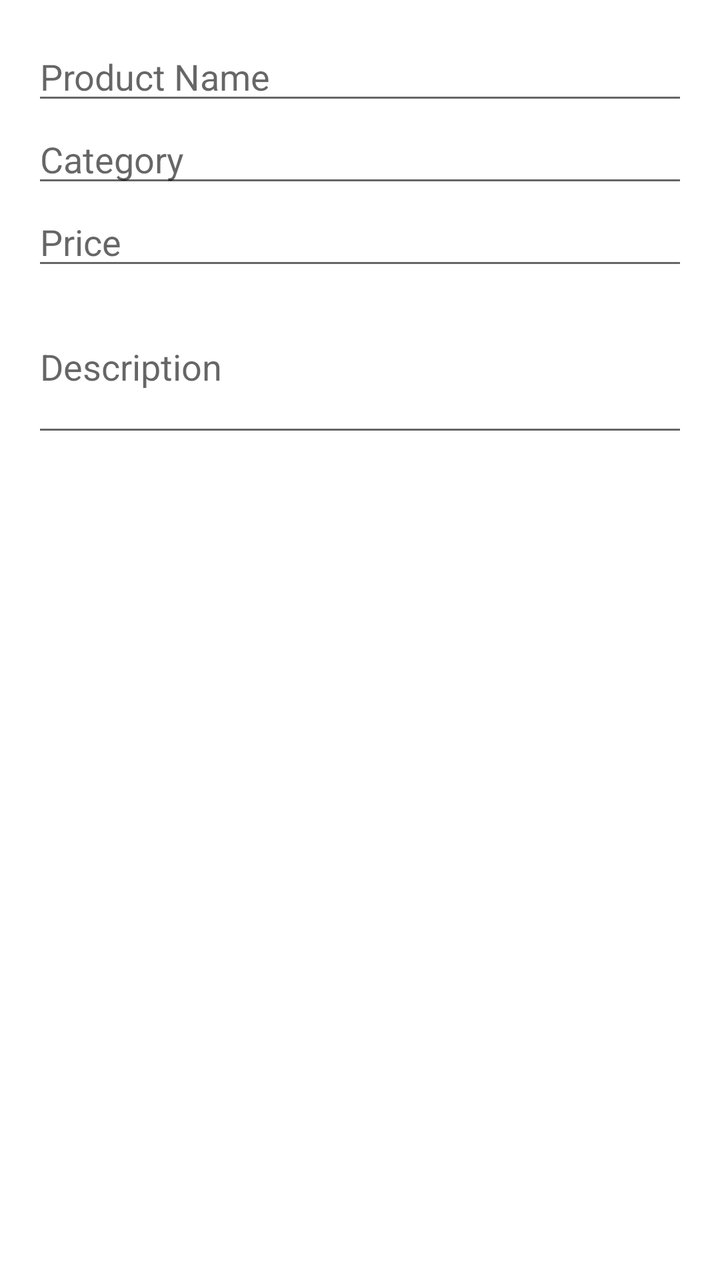
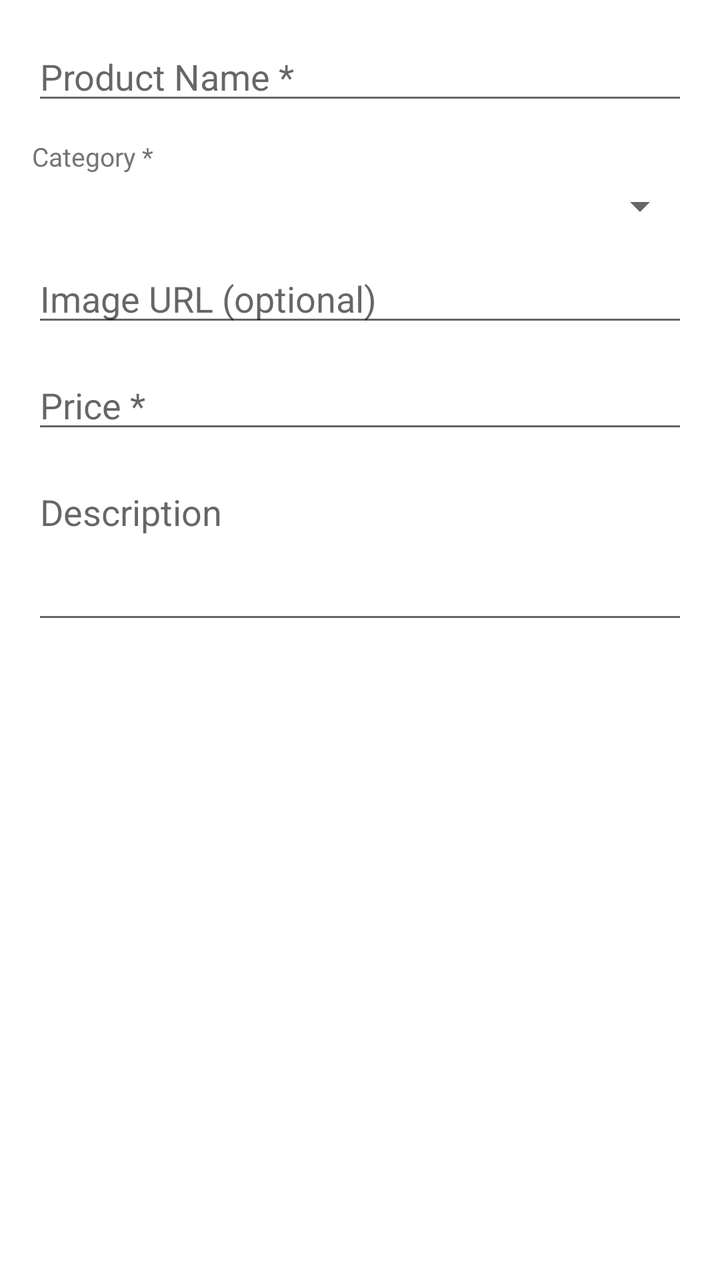

Compare the two renders of this Android layout. The source of the first and the diff that turns it into the second are given below.
<!-- AndroidManifest.xml: application theme Theme.Stylica -->
<!-- res/layout/dialog_add_product.xml -->
<?xml version="1.0" encoding="utf-8"?>
<LinearLayout xmlns:android="http://schemas.android.com/apk/res/android"
    android:layout_width="match_parent"
    android:layout_height="wrap_content"
    android:orientation="vertical"
    android:padding="16dp">

    <EditText
        android:id="@+id/editTextProductName"
        android:layout_width="match_parent"
        android:layout_height="wrap_content"
        android:hint="Product Name" />

    <EditText
        android:id="@+id/editTextProductCategory"
        android:layout_width="match_parent"
        android:layout_height="wrap_content"
        android:hint="Category" />

    <EditText
        android:id="@+id/editTextProductPrice"
        android:layout_width="match_parent"
        android:layout_height="wrap_content"
        android:hint="Price"
        android:inputType="numberDecimal" />

    <EditText
        android:id="@+id/editTextProductDescription"
        android:layout_width="match_parent"
        android:layout_height="wrap_content"
        android:hint="Description"
        android:minLines="3" />

</LinearLayout>
<!-- resources referenced by this layout -->
<resources>
  <style name="Theme.Stylica" parent="Theme.MaterialComponents.Light.DarkActionBar">
          <item name="colorPrimary">@color/primary</item>
          <item name="colorPrimaryVariant">@color/primary_dark</item>
          <item name="colorOnPrimary">@color/white</item>
          <item name="colorSecondary">@color/accent</item>
          <item name="colorSecondaryVariant">@color/accent</item>
          <item name="colorOnSecondary">@color/white</item>
          <item name="android:statusBarColor">?attr/colorPrimaryVariant</item>
      </style>
  <color name="primary">#FFC107</color>
  <color name="primary_dark">#FFA000</color>
  <color name="white">#FFFFFFFF</color>
  <color name="accent">#795548</color>
</resources>

<!-- the commit's change to res/layout/dialog_add_product.xml (unified diff, before → after) -->
@@ -9,26 +9,48 @@
         android:id="@+id/editTextProductName"
         android:layout_width="match_parent"
         android:layout_height="wrap_content"
-        android:hint="Product Name" />
+        android:hint="Product Name *"
+        android:inputType="textCapWords"
+        android:layout_marginBottom="12dp" />
+
+    <TextView
+        android:layout_width="wrap_content"
+        android:layout_height="wrap_content"
+        android:text="Category *"
+        android:textSize="13sp"
+        android:textColor="#757575"
+        android:layout_marginBottom="4dp" />
+
+    <Spinner
+        android:id="@+id/spinnerProductCategory"
+        android:layout_width="match_parent"
+        android:layout_height="wrap_content"
+        android:layout_marginBottom="12dp" />
 
     <EditText
-        android:id="@+id/editTextProductCategory"
+        android:id="@+id/editTextProductImageUrl"
         android:layout_width="match_parent"
         android:layout_height="wrap_content"
-        android:hint="Category" />
+        android:hint="Image URL (optional)"
+        android:inputType="textUri"
+        android:layout_marginBottom="12dp" />
 
     <EditText
         android:id="@+id/editTextProductPrice"
         android:layout_width="match_parent"
         android:layout_height="wrap_content"
-        android:hint="Price"
-        android:inputType="numberDecimal" />
+        android:hint="Price *"
+        android:inputType="numberDecimal"
+        android:layout_marginBottom="12dp" />
 
     <EditText
         android:id="@+id/editTextProductDescription"
         android:layout_width="match_parent"
         android:layout_height="wrap_content"
         android:hint="Description"
-        android:minLines="3" />
+        android:inputType="textMultiLine"
+        android:minLines="3"
+        android:gravity="top"
+        android:layout_marginBottom="4dp" />
 
 </LinearLayout>
